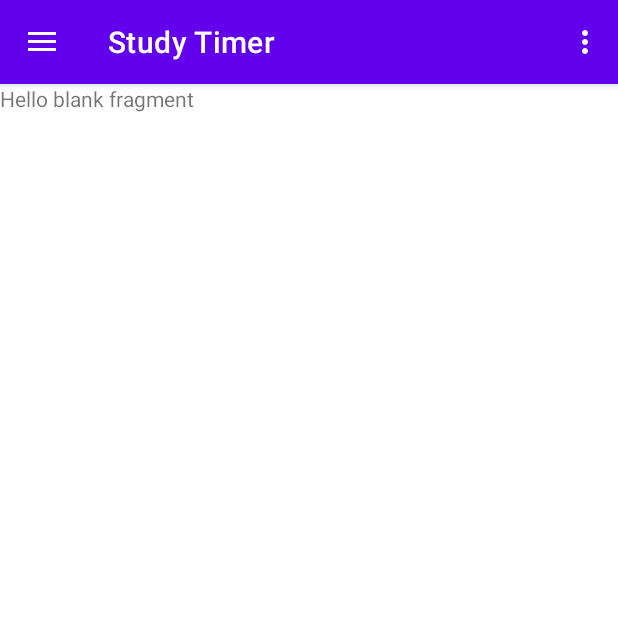
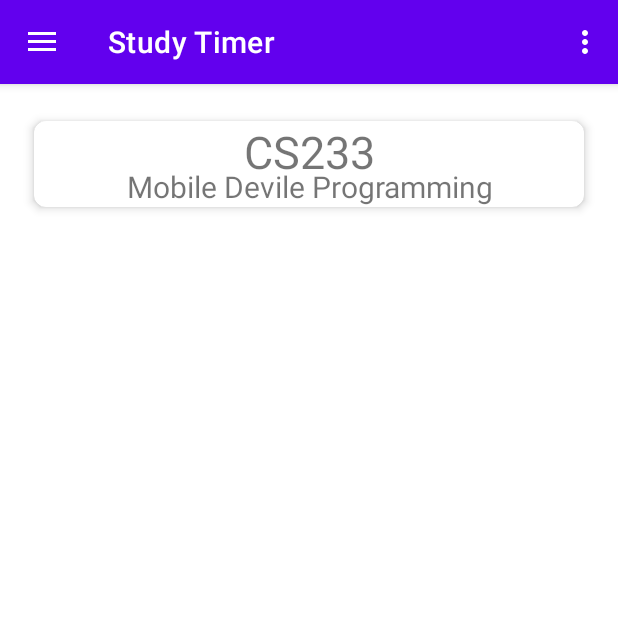
Before and after one commit to dhha/MasterMind, an Android app: the screen it shows after launch (MainActivity), in the side drawer, after a tap on "Study Timer", on a phone screen of 412 x 824 dp, the top half of it. Run offline under Robolectric (Android 15) with nearby library versions, the light colour scheme and no system bars; our stand-ins replace navigation-ui.

Commit message:
Updated master branch

```diff
--- a/app/src/main/java/com/example/mastermind/ui/timer/FragmenTimer.kt
+++ b/app/src/main/java/com/example/mastermind/ui/timer/FragmentTimer.kt
@@ -14,10 +14,10 @@ private const val ARG_PARAM2 = "param2"
 
 /**
  * A simple [Fragment] subclass.
- * Use the [FragmenTimer.newInstance] factory method to
+ * Use the [FragmentTimer.newInstance] factory method to
  * create an instance of this fragment.
  */
-class FragmenTimer : Fragment() {
+class FragmentTimer : Fragment() {
     // TODO: Rename and change types of parameters
     private var param1: String? = null
     private var param2: String? = null
@@ -45,12 +45,12 @@ class FragmenTimer : Fragment() {
          *
          * @param param1 Parameter 1.
          * @param param2 Parameter 2.
-         * @return A new instance of fragment FragmenTimer.
+         * @return A new instance of fragment FragmentTimer.
          */
         // TODO: Rename and change types and number of parameters
         @JvmStatic
         fun newInstance(param1: String, param2: String) =
-            FragmenTimer().apply {
+            FragmentTimer().apply {
                 arguments = Bundle().apply {
                     putString(ARG_PARAM1, param1)
                     putString(ARG_PARAM2, param2)
--- a/app/src/main/res/layout/fragment_fragmen_timer.xml
+++ b/app/src/main/res/layout/fragment_fragmen_timer.xml
@@ -3,12 +3,36 @@
     xmlns:tools="http://schemas.android.com/tools"
     android:layout_width="match_parent"
     android:layout_height="match_parent"
-    tools:context=".ui.timer.FragmenTimer">
+    xmlns:app="http://schemas.android.com/apk/res-auto"
+    tools:context=".ui.timer.FragmentTimer">
 
-    <!-- TODO: Update blank fragment layout -->
-    <TextView
+
+    <com.google.android.material.card.MaterialCardView
+        android:id="@+id/cardView"
         android:layout_width="match_parent"
-        android:layout_height="match_parent"
-        android:text="@string/hello_blank_fragment" />
+        android:layout_height="wrap_content"
+        android:layout_margin="16dp"
+        app:cardBackgroundColor="@android:color/white"
+        app:cardCornerRadius="8dp"
+        app:cardElevation="4dp"
+        app:cardUseCompatPadding="true">
+
+        <TextView
+            android:layout_width="match_parent"
+            android:layout_height="wrap_content"
+            android:text="CS233"
+            android:gravity="center"
+            android:textSize="30dp"
+            />
+        <TextView
+            android:layout_width="match_parent"
+            android:layout_height="wrap_content"
+            android:text="Mobile Devile Programming"
+            android:gravity="center"
+            android:textSize="20dp"
+            android:layout_marginTop="30dp"
+            />
+
+    </com.google.android.material.card.MaterialCardView>
 
 </FrameLayout>
--- a/app/src/main/res/navigation/mobile_navigation.xml
+++ b/app/src/main/res/navigation/mobile_navigation.xml
@@ -33,7 +33,7 @@
 
   <fragment
         android:id="@+id/nav_timer"
-        android:name="com.example.mastermind.ui.timer.FragmenTimer"
+        android:name="com.example.mastermind.ui.timer.FragmentTimer"
         android:label="@string/menu_timer"
         tools:layout="@layout/fragment_fragmen_timer" />
     <fragment
--- a/app/src/main/res/values/strings.xml
+++ b/app/src/main/res/values/strings.xml
@@ -253,4 +253,6 @@
     <string name="fragment_course_location_label">Location</string>
     <string name="fragment_course_location_hint">Enter location</string>
     <string name="fragment_audio_record">Audio Recording</string>
+    <string name="open">Open</string>
+    <string name="close">Close</string>
 </resources>
--- a/gradle.properties
+++ b/gradle.properties
@@ -21,3 +21,5 @@ kotlin.code.style=official
 # resources declared in the library itself and none from the library's dependencies,
 # thereby reducing the size of the R class for that library
 android.nonTransitiveRClass=true
+android.defaults.buildfeatures.buildconfig=true
+android.nonFinalResIds=false
```
Also changed, not shown: app/build.gradle (+8 -6 lines), app/src/main/java/com/example/mastermind/CreateTimerFragment.kt (added, +28 -0 lines), app/src/main/java/com/example/mastermind/MainActivity.kt (+5 -6 lines), app/src/main/res/layout/fragment_create_timer.xml (added, +14 -0 lines), build.gradle (+5 -3 lines), gradle/wrapper/gradle-wrapper.properties.
